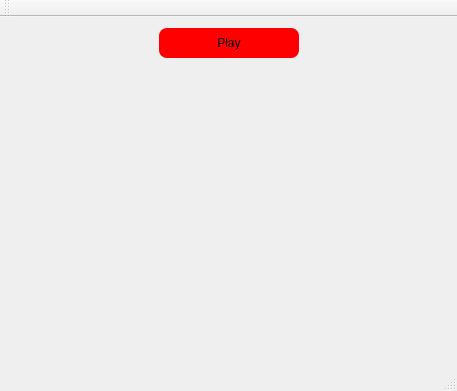
First picture: the form in mainmenu.ui, repository HashanMaduwantha/TicTacToe, before the edit.
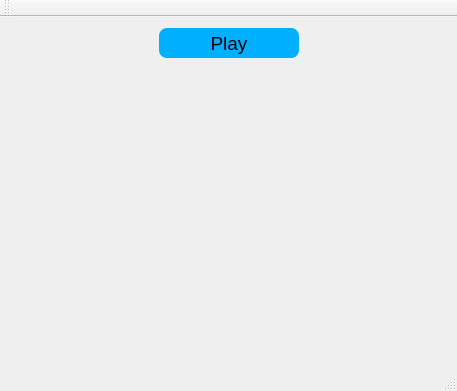
Second picture: the form after the edit.

Commit message: UI Changed with color combinations

```diff
--- a/mainmenu.ui
+++ b/mainmenu.ui
@@ -14,15 +14,10 @@
    <string>MainMenu</string>
   </property>
   <property name="styleSheet">
-   <string notr="true">background-color:white;
-QpushButton
-{ 	border-style:solid; }
+   <string notr="true">
 
 
-QPushButton:hover{
-color:#ccc;
-Background-color:blue;
-}</string>
+</string>
   </property>
   <widget class="QWidget" name="centralWidget">
    <layout class="QGridLayout" name="gridLayout">
@@ -39,11 +34,16 @@
           <verstretch>0</verstretch>
          </sizepolicy>
         </property>
+        <property name="font">
+         <font>
+          <pointsize>14</pointsize>
+         </font>
+        </property>
         <property name="mouseTracking">
          <bool>true</bool>
         </property>
         <property name="styleSheet">
-         <string notr="true">background-color:red;
+         <string notr="true">background-color:#00b0ff;
 border-radius: 8px;
 width:140px;
 height:30px;
```
Left out of the diff: 3 changed lines with no effect on the pictures. The commit also changes 8 other files.
